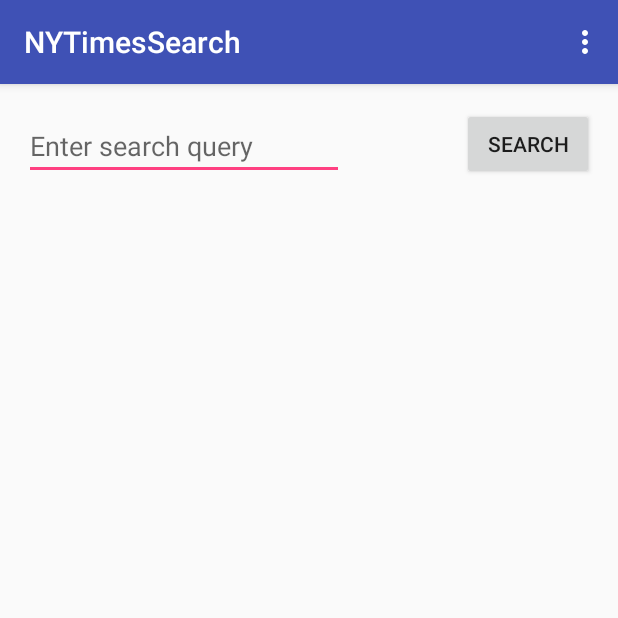
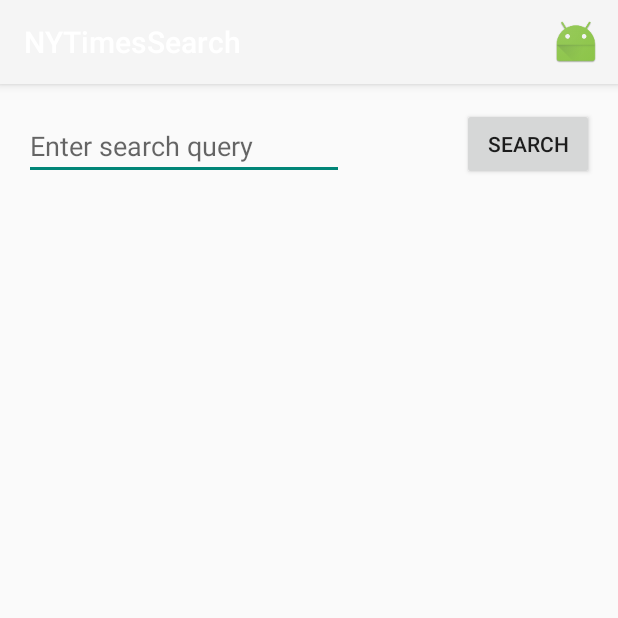
Before and after one commit to aliciaphes/NYTimesArticleSearch, an Android app: the screen it shows after launch (SearchActivity), on a phone screen of 412 x 824 dp, the top half of it. Run offline under Robolectric (Android 15) with nearby library versions, the phone set to English and light mode, and no system bars; our stand-ins replace Picasso; libraries missing offline, so code that uses them is left out: com.loopj.android, cz.msebera.android; pictures from the network do not load.

Commit message:
Start defining the action bar

```diff
--- a/app/src/main/res/layout/item_article_result.xml
+++ b/app/src/main/res/layout/item_article_result.xml
@@ -1,7 +1,7 @@
 <?xml version="1.0" encoding="utf-8"?>
 <LinearLayout xmlns:android="http://schemas.android.com/apk/res/android"
-    xmlns:app="http://schemas.android.com/apk/res-auto"
-    android:orientation="vertical" android:layout_width="match_parent"
+    android:orientation="vertical"
+    android:layout_width="match_parent"
     android:layout_height="match_parent">
 
     <ImageView
--- a/app/src/main/res/menu/menu_search.xml
+++ b/app/src/main/res/menu/menu_search.xml
@@ -2,9 +2,15 @@
     xmlns:app="http://schemas.android.com/apk/res-auto"
     xmlns:tools="http://schemas.android.com/tools"
     tools:context="com.codepath.nytimessearch.SearchActivity">
-    <item
+<!--    <item
         android:id="@+id/action_settings"
         android:orderInCategory="100"
         android:title="@string/action_settings"
-        app:showAsAction="never" />
+        app:showAsAction="never" />-->
+    <item
+        android:id="@+id/filter"
+        android:icon="@mipmap/ic_launcher"
+        app:showAsAction="ifRoom|withText"
+        android:title="Profile">
+    </item>
 </menu>
--- a/app/src/main/res/values/styles.xml
+++ b/app/src/main/res/values/styles.xml
@@ -1,11 +1,12 @@
 <resources>
 
     <!-- Base application theme. -->
-    <style name="AppTheme" parent="Theme.AppCompat.Light.DarkActionBar">
+    <!--<style name="AppTheme" parent="Theme.AppCompat.Light.DarkActionBar">-->
+    <style name="AppTheme" parent="Theme.AppCompat.Light.NoActionBar">
         <!-- Customize your theme here. -->
-        <item name="colorPrimary">@color/colorPrimary</item>
-        <item name="colorPrimaryDark">@color/colorPrimaryDark</item>
-        <item name="colorAccent">@color/colorAccent</item>
+        <!--<item name="colorPrimary">@color/colorPrimary</item>-->
+        <!--<item name="colorPrimaryDark">@color/colorPrimaryDark</item>-->
+        <!--<item name="colorAccent">@color/colorAccent</item>-->
     </style>
 
     <style name="AppTheme.NoActionBar">
```
Also changed, not shown: app/src/main/java/com/codepath/nytimessearch/activities/SearchActivity.java (+8 -5 lines).
